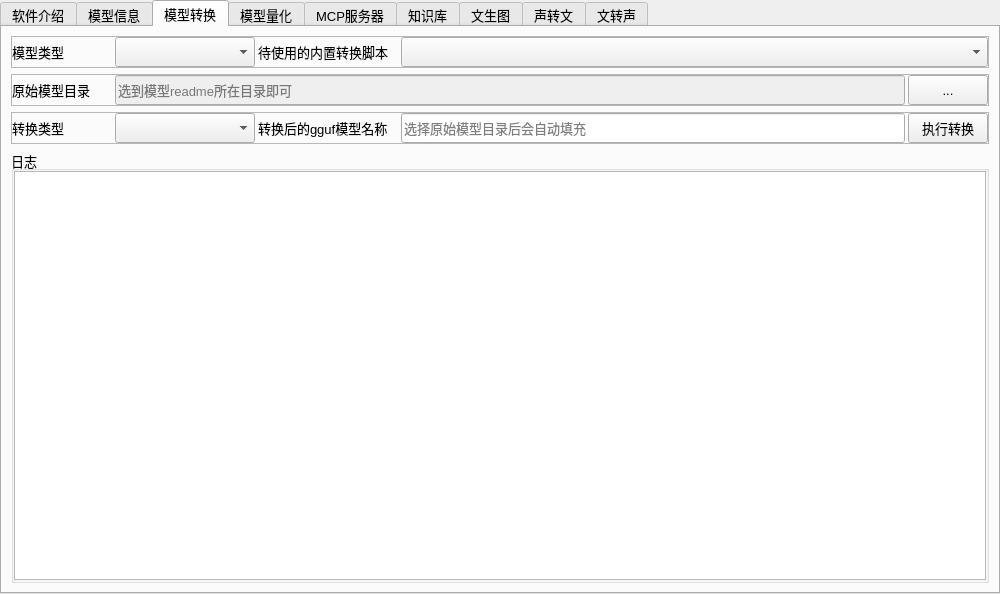
The window that src/expend/expend.ui (ylsdamxssjxxdd/eva) describes before a commit, drawn with Qt 5.
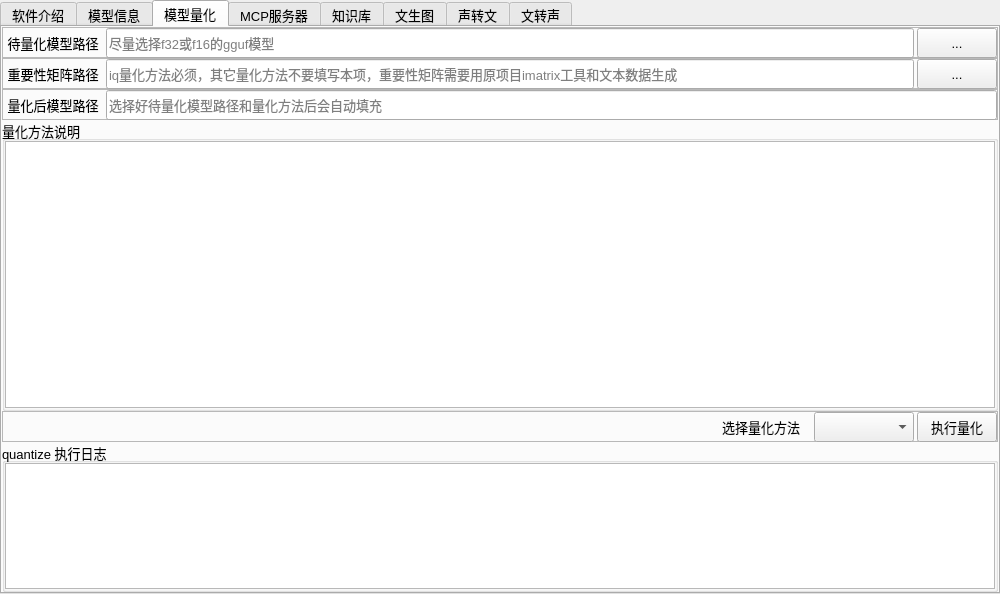
The same window after the commit. The open tabs and pages were chosen to show the change. Custom widgets are drawn as their Qt base class.

Commit message: 去除模型转换

```diff
--- a/src/expend/expend.ui
+++ b/src/expend/expend.ui
@@ -114,362 +114,6 @@
        </item>
       </layout>
      </widget>
-     <widget class="QWidget" name="tab_convert">
-      <attribute name="title">
-       <string>模型转换</string>
-      </attribute>
-      <layout class="QVBoxLayout" name="verticalLayout_19">
-       <item>
-        <widget class="QFrame" name="frame_6">
-         <property name="frameShape">
-          <enum>QFrame::StyledPanel</enum>
-         </property>
-         <property name="frameShadow">
-          <enum>QFrame::Raised</enum>
-         </property>
-         <layout class="QHBoxLayout" name="horizontalLayout">
-          <property name="spacing">
-           <number>3</number>
-          </property>
-          <property name="leftMargin">
-           <number>0</number>
-          </property>
-          <property name="topMargin">
-           <number>0</number>
-          </property>
-          <property name="rightMargin">
-           <number>0</number>
-          </property>
-          <property name="bottomMargin">
-           <number>0</number>
-          </property>
-          <item>
-           <widget class="QLabel" name="modelconvert_modeltype_label">
-            <property name="minimumSize">
-             <size>
-              <width>100</width>
-              <height>30</height>
-             </size>
-            </property>
-            <property name="maximumSize">
-             <size>
-              <width>100</width>
-              <height>16777215</height>
-             </size>
-            </property>
-            <property name="text">
-             <string>模型类型</string>
-            </property>
-           </widget>
-          </item>
-          <item>
-           <widget class="QComboBox" name="modelconvert_modeltype_comboBox">
-            <property name="minimumSize">
-             <size>
-              <width>140</width>
-              <height>30</height>
-             </size>
-            </property>
-            <property name="maximumSize">
-             <size>
-              <width>140</width>
-              <height>16777215</height>
-             </size>
-            </property>
-           </widget>
-          </item>
-          <item>
-           <widget class="QLabel" name="modelconvert_script_label">
-            <property name="minimumSize">
-             <size>
-              <width>140</width>
-              <height>30</height>
-             </size>
-            </property>
-            <property name="maximumSize">
-             <size>
-              <width>140</width>
-              <height>16777215</height>
-             </size>
-            </property>
-            <property name="text">
-             <string>待使用的内置转换脚本</string>
-            </property>
-           </widget>
-          </item>
-          <item>
-           <widget class="QComboBox" name="modelconvert_script_comboBox">
-            <property name="minimumSize">
-             <size>
-              <width>0</width>
-              <height>30</height>
-             </size>
-            </property>
-           </widget>
-          </item>
-         </layout>
-        </widget>
-       </item>
-       <item>
-        <widget class="QFrame" name="frame_7">
-         <property name="frameShape">
-          <enum>QFrame::StyledPanel</enum>
-         </property>
-         <property name="frameShadow">
-          <enum>QFrame::Raised</enum>
-         </property>
-         <layout class="QHBoxLayout" name="horizontalLayout_18">
-          <property name="spacing">
-           <number>3</number>
-          </property>
-          <property name="leftMargin">
-           <number>0</number>
-          </property>
-          <property name="topMargin">
-           <number>0</number>
-          </property>
-          <property name="rightMargin">
-           <number>0</number>
-          </property>
-          <property name="bottomMargin">
-           <number>0</number>
-          </property>
-          <item>
-           <widget class="QLabel" name="modelconvert_modelpath_label">
-            <property name="minimumSize">
-             <size>
-              <width>100</width>
-              <height>30</height>
-             </size>
-            </property>
-            <property name="maximumSize">
-             <size>
-              <width>100</width>
-              <height>16777215</height>
-             </size>
-            </property>
-            <property name="text">
-             <string>原始模型目录</string>
-            </property>
-           </widget>
-          </item>
-          <item>
-           <widget class="QLineEdit" name="modelconvert_modelpath_lineEdit">
-            <property name="enabled">
-             <bool>false</bool>
-            </property>
-            <property name="minimumSize">
-             <size>
-              <width>0</width>
-              <height>30</height>
-             </size>
-            </property>
-            <property name="placeholderText">
-             <string>选到模型readme所在目录即可</string>
-            </property>
-           </widget>
-          </item>
-          <item>
-           <widget class="QPushButton" name="modelconvert_modelpath_pushButton">
-            <property name="minimumSize">
-             <size>
-              <width>80</width>
-              <height>30</height>
-             </size>
-            </property>
-            <property name="maximumSize">
-             <size>
-              <width>80</width>
-              <height>30</height>
-             </size>
-            </property>
-            <property name="text">
-             <string>...</string>
-            </property>
-           </widget>
-          </item>
-         </layout>
-        </widget>
-       </item>
-       <item>
-        <widget class="QFrame" name="frame_8">
-         <property name="frameShape">
-          <enum>QFrame::StyledPanel</enum>
-         </property>
-         <property name="frameShadow">
-          <enum>QFrame::Raised</enum>
-         </property>
-         <layout class="QHBoxLayout" name="horizontalLayout_36">
-          <property name="spacing">
-           <number>3</number>
-          </property>
-          <property name="leftMargin">
-           <number>0</number>
-          </property>
-          <property name="topMargin">
-           <number>0</number>
-          </property>
-          <property name="rightMargin">
-           <number>0</number>
-          </property>
-          <property name="bottomMargin">
-           <number>0</number>
-          </property>
-          <item>
-           <widget class="QLabel" name="modelconvert_converttype_label">
-            <property name="minimumSize">
-             <size>
-              <width>100</width>
-              <height>30</height>
-             </size>
-            </property>
-            <property name="maximumSize">
-             <size>
-              <width>100</width>
-              <height>16777215</height>
-             </size>
-            </property>
-            <property name="text">
-             <string>转换类型</string>
-            </property>
-           </widget>
-          </item>
-          <item>
-           <widget class="QComboBox" name="modelconvert_converttype_comboBox">
-            <property name="minimumSize">
-             <size>
-              <width>140</width>
-              <height>30</height>
-             </size>
-            </property>
-            <property name="maximumSize">
-             <size>
-              <width>140</width>
-              <height>16777215</height>
-             </size>
-            </property>
-           </widget>
-          </item>
-          <item>
-           <widget class="QLabel" name="modelconvert_outputname_label">
-            <property name="minimumSize">
-             <size>
-              <width>140</width>
-              <height>30</height>
-             </size>
-            </property>
-            <property name="maximumSize">
-             <size>
-              <width>140</width>
-              <height>16777215</height>
-             </size>
-            </property>
-            <property name="text">
-             <string>转换后的gguf模型名称</string>
-            </property>
-           </widget>
-          </item>
-          <item>
-           <widget class="QLineEdit" name="modelconvert_outputname_lineEdit">
-            <property name="minimumSize">
-             <size>
-              <width>0</width>
-              <height>30</height>
-             </size>
-            </property>
-            <property name="placeholderText">
-             <string>选择原始模型目录后会自动填充</string>
-            </property>
-           </widget>
-          </item>
-          <item>
-           <widget class="QPushButton" name="modelconvert_exec_pushButton">
-            <property name="minimumSize">
-             <size>
-              <width>80</width>
-              <height>30</height>
-             </size>
-            </property>
-            <property name="maximumSize">
-             <size>
-              <width>80</width>
-              <height>30</height>
-             </size>
-            </property>
-            <property name="text">
-             <string>执行转换</string>
-            </property>
-           </widget>
-          </item>
-         </layout>
-        </widget>
-       </item>
-       <item>
-        <widget class="QGroupBox" name="modelconvert_log_groupBox">
-         <property name="minimumSize">
-          <size>
-           <width>0</width>
-           <height>0</height>
-          </size>
-         </property>
-         <property name="maximumSize">
-          <size>
-           <width>16777215</width>
-           <height>16777215</height>
-          </size>
-         </property>
-         <property name="title">
-          <string>日志</string>
-         </property>
-         <layout class="QHBoxLayout" name="horizontalLayout_37">
-          <property name="spacing">
-           <number>0</number>
-          </property>
-          <property name="leftMargin">
-           <number>0</number>
-          </property>
-          <property name="topMargin">
-           <number>0</number>
-          </property>
-          <property name="rightMargin">
-           <number>0</number>
-          </property>
-          <property name="bottomMargin">
-           <number>0</number>
-          </property>
-          <item>
-           <widget class="QPlainTextEdit" name="modelconvert_log">
-            <property name="enabled">
-             <bool>true</bool>
-            </property>
-            <property name="minimumSize">
-             <size>
-              <width>0</width>
-              <height>0</height>
-             </size>
-            </property>
-            <property name="maximumSize">
-             <size>
-              <width>16777215</width>
-              <height>16777215</height>
-             </size>
-            </property>
-            <property name="font">
-             <font>
-              <family>Arial</family>
-              <pointsize>9</pointsize>
-             </font>
-            </property>
-            <property name="readOnly">
-             <bool>true</bool>
-            </property>
-           </widget>
-          </item>
-         </layout>
-        </widget>
-       </item>
-      </layout>
-     </widget>
      <widget class="QWidget" name="tab_4">
       <attribute name="title">
        <string>模型量化</string>
```
Left out of the diff: 2 changed lines with no effect on the pictures. The commit also changes 6 other files.
